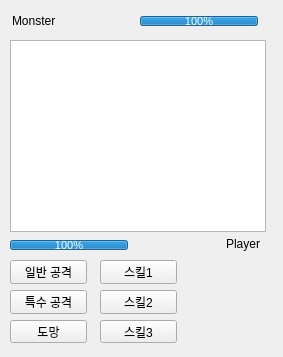
This is combat.ui in ralph0830/python-dungeon as Qt 5 draws it before an edit. The edited form follows.
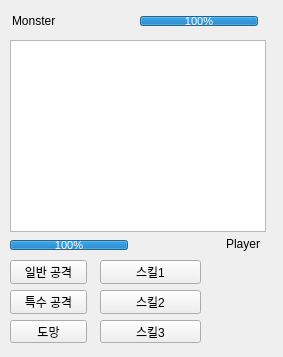
This is the edited form.

The edit to the form file:
```diff
--- a/combat.ui
+++ b/combat.ui
@@ -179,7 +179,7 @@
     <rect>
      <x>100</x>
      <y>260</y>
-     <width>77</width>
+     <width>101</width>
      <height>83</height>
     </rect>
    </property>
```
